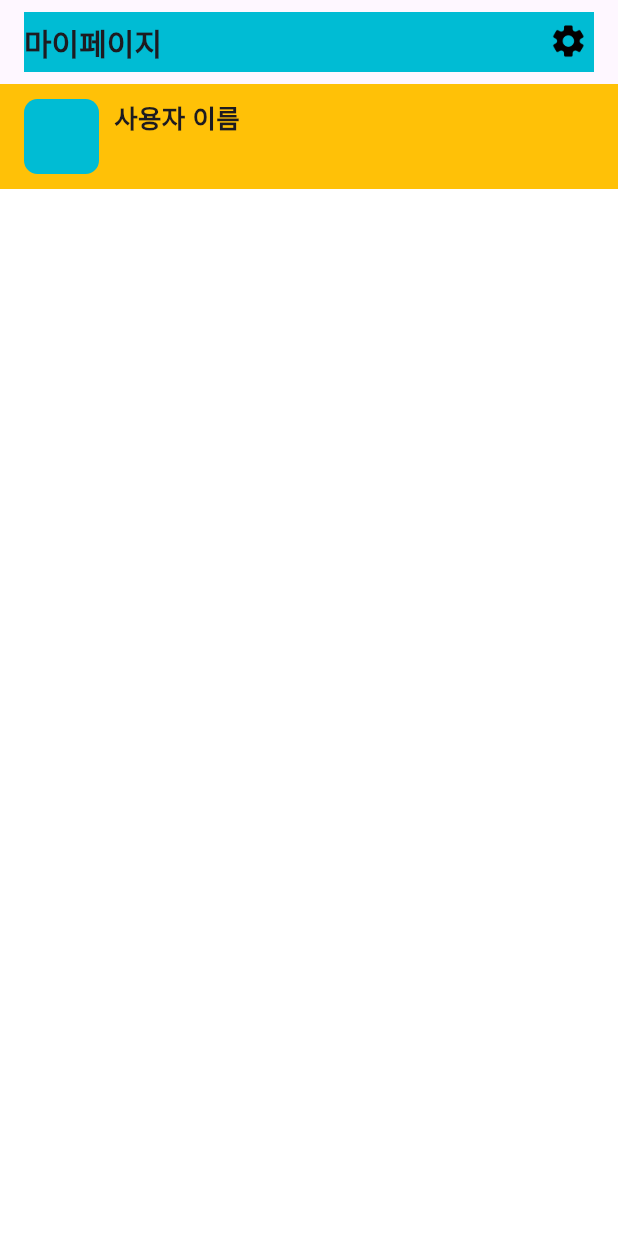
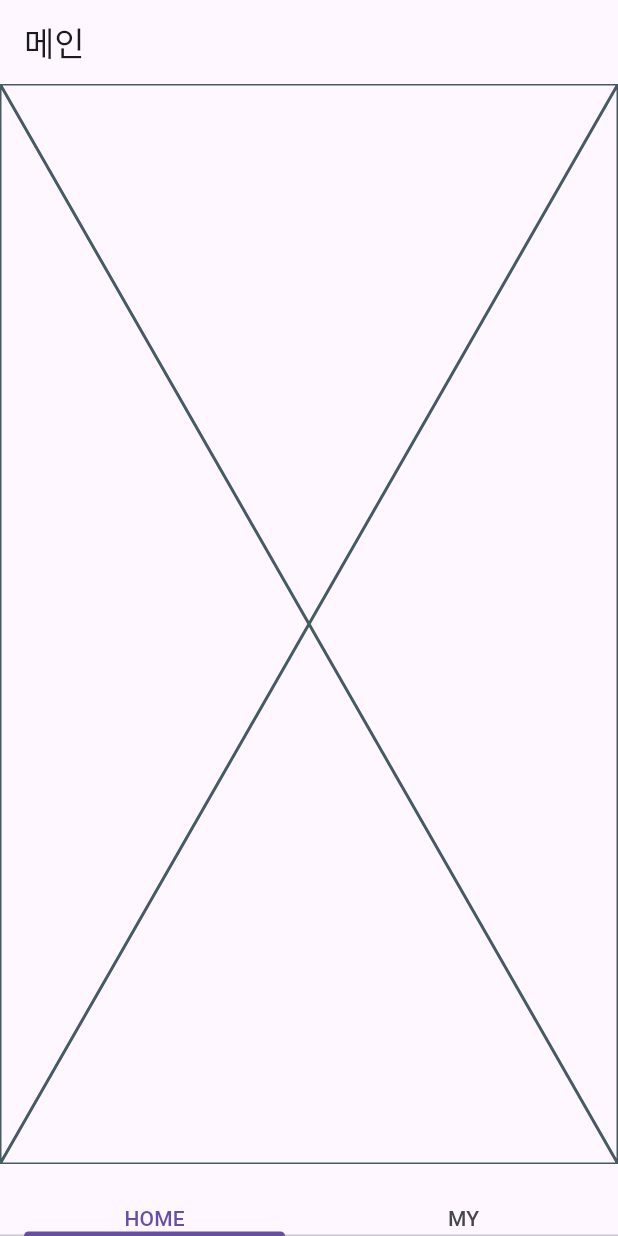
Before and after one commit to shinjoo95/bluemungan, a Flutter app: the screen it shows after launch, on a phone screen of 412 x 824 dp. Run offline on Flutter 3.47's test engine with Material 3 defaults, Android fonts, the phone set to English and light mode, and no system bars; our stand-ins replace get.

```diff
--- /dev/null
+++ b/lib/core/routes/app_pages.dart
@@ -0,0 +1,13 @@
+import 'package:bluemungan/main/binding/main_binding.dart';
+import 'package:bluemungan/main/screen/main_screen.dart';
+import 'package:get/get.dart';
+
+class AppPages {
+  static final routes = [
+    GetPage(
+      name: '/main',
+      page: () => const MainScreen(),
+      binding: MainBinding(),
+    ),
+  ];
+}
--- a/lib/main.dart
+++ b/lib/main.dart
@@ -1,11 +1,12 @@
-import 'package:bluemungan/my/screen/mypage_screen.dart';
+import 'package:bluemungan/core/routes/app_pages.dart';
+import 'package:bluemungan/main/controller/main_controller.dart';
+import 'package:bluemungan/main/screen/main_screen.dart';
 import 'package:flutter/material.dart';
-import 'package:get/get_navigation/src/root/get_material_app.dart';
+import 'package:get/get.dart';
 
 void main() async {
+  Get.put(MainController());
   WidgetsFlutterBinding.ensureInitialized();
-  // await Firebase.initializeApp().then((value) => Get.put(AuthController()));
-
   runApp(const MyApp());
 }
 
@@ -14,9 +15,10 @@ class MyApp extends StatelessWidget {
 
   @override
   Widget build(BuildContext context) {
-    return const GetMaterialApp(
+    return GetMaterialApp(
       debugShowCheckedModeBanner: false,
-      home: MypageScreen(),
+      home: const MainScreen(),
+      getPages: AppPages.routes,
     );
   }
 }
--- /dev/null
+++ b/lib/main/binding/main_binding.dart
@@ -0,0 +1,11 @@
+import 'package:bluemungan/main/controller/main_controller.dart';
+import 'package:get/get.dart';
+
+class MainBinding implements Bindings {
+  @override
+  void dependencies() {
+    Get.lazyPut(
+      () => MainController(),
+    );
+  }
+}
--- /dev/null
+++ b/lib/main/controller/main_controller.dart
@@ -0,0 +1,21 @@
+import 'package:flutter/material.dart';
+import 'package:get/get.dart';
+import 'package:get/get_state_manager/get_state_manager.dart';
+
+class MainController extends GetxController
+    with GetSingleTickerProviderStateMixin {
+  TabController? tabCtrl; // 바텀바 탭 컨트롤러
+
+  @override
+  void onInit() {
+    print('shin >>>>> main_controller init');
+    tabCtrl = TabController(length: 2, vsync: this);
+    super.onInit();
+  }
+
+  @override
+  void dispose() {
+    super.dispose();
+    print('shin >>>>> main_controller dispose');
+  }
+}
--- /dev/null
+++ b/lib/main/screen/main_screen.dart
@@ -0,0 +1,51 @@
+import 'package:bluemungan/main/controller/main_controller.dart';
+import 'package:bluemungan/main/screen/main_tab_screen.dart';
+import 'package:bluemungan/my/screen/mypage_screen.dart';
+import 'package:flutter/material.dart';
+import 'package:get/get.dart';
+
+class MainScreen extends StatefulWidget {
+  const MainScreen({super.key});
+
+  @override
+  State<MainScreen> createState() => _MainScreenState();
+}
+
+class _MainScreenState extends State<MainScreen> {
+  final _ctrl = Get.find<MainController>();
+  @override
+  Widget build(BuildContext context) {
+    print('shin >>>> main_screen');
+
+    return Scaffold(
+      appBar: AppBar(
+        title: const Text('메인'),
+      ),
+      bottomNavigationBar: TabBar(
+        controller: _ctrl.tabCtrl,
+        tabs: [
+          Tab(
+            child: Container(
+              alignment: Alignment.bottomCenter,
+              child: const Text('HOME'),
+            ),
+          ),
+          Tab(
+            child: Container(
+              alignment: Alignment.bottomCenter,
+              child: const Text('MY'),
+            ),
+          ),
+        ],
+      ),
+      body: TabBarView(
+        physics: const NeverScrollableScrollPhysics(),
+        controller: _ctrl.tabCtrl,
+        children: const [
+          MainTabScreen(),
+          MypageScreen(),
+        ],
+      ),
+    );
+  }
+}
--- /dev/null
+++ b/lib/main/screen/main_tab_screen.dart
@@ -0,0 +1,10 @@
+import 'package:flutter/material.dart';
+
+class MainTabScreen extends StatelessWidget {
+  const MainTabScreen({super.key});
+
+  @override
+  Widget build(BuildContext context) {
+    return const Placeholder();
+  }
+}
--- a/lib/my/widget/setting_menu.dart
+++ b/lib/my/widget/setting_menu.dart
@@ -1,5 +1,4 @@
 import 'package:flutter/material.dart';
-import 'package:flutter/widgets.dart';
 
 /// 마이공구 하단 메뉴
 class SettingMenu extends StatelessWidget {
```
Also changed, not shown: 23 other files.
